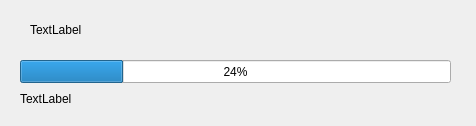
WizTeam/WizQTClient, file src/ui/wizProgressDialog.ui: the form before one commit.
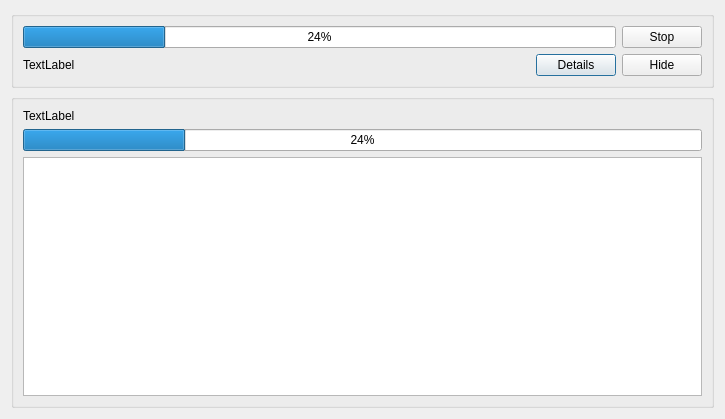
The form after the commit.

What changed in the file:
```diff
--- a/src/ui/wizProgressDialog.ui
+++ b/src/ui/wizProgressDialog.ui
@@ -6,8 +6,8 @@
    <rect>
     <x>0</x>
     <y>0</y>
-    <width>476</width>
-    <height>126</height>
+    <width>725</width>
+    <height>419</height>
    </rect>
   </property>
   <property name="sizePolicy">
@@ -19,45 +19,125 @@
   <property name="windowTitle">
    <string>Processing progress</string>
   </property>
-  <widget class="QProgressBar" name="progressBar">
-   <property name="geometry">
-    <rect>
-     <x>20</x>
-     <y>60</y>
-     <width>431</width>
-     <height>23</height>
-    </rect>
-   </property>
-   <property name="value">
-    <number>24</number>
-   </property>
-  </widget>
-  <widget class="QLabel" name="labelAction">
-   <property name="geometry">
-    <rect>
-     <x>30</x>
-     <y>20</y>
-     <width>401</width>
-     <height>20</height>
-    </rect>
-   </property>
-   <property name="text">
-    <string notr="true">TextLabel</string>
-   </property>
-  </widget>
-  <widget class="QLabel" name="labelNotify">
-   <property name="geometry">
-    <rect>
-     <x>20</x>
-     <y>90</y>
-     <width>431</width>
-     <height>17</height>
-    </rect>
-   </property>
-   <property name="text">
-    <string notr="true">TextLabel</string>
-   </property>
-  </widget>
+  <layout class="QVBoxLayout" name="verticalLayout_6">
+   <item>
+    <widget class="QGroupBox" name="groupBox">
+     <property name="title">
+      <string/>
+     </property>
+     <layout class="QVBoxLayout" name="verticalLayout_4">
+      <item>
+       <layout class="QHBoxLayout" name="horizontalLayout_2">
+        <item>
+         <layout class="QVBoxLayout" name="verticalLayout">
+          <item>
+           <widget class="QProgressBar" name="progressBar">
+            <property name="value">
+             <number>24</number>
+            </property>
+           </widget>
+          </item>
+          <item>
+           <layout class="QHBoxLayout" name="horizontalLayout">
+            <item>
+             <widget class="QLabel" name="labelAction">
+              <property name="text">
+               <string>TextLabel</string>
+              </property>
+             </widget>
+            </item>
+            <item>
+             <spacer name="horizontalSpacer">
+              <property name="orientation">
+               <enum>Qt::Horizontal</enum>
+              </property>
+              <property name="sizeHint" stdset="0">
+               <size>
+                <width>40</width>
+                <height>20</height>
+               </size>
+              </property>
+             </spacer>
+            </item>
+            <item>
+             <widget class="QPushButton" name="pushButton_3">
+              <property name="text">
+               <string>Details</string>
+              </property>
+             </widget>
+            </item>
+           </layout>
+          </item>
+         </layout>
+        </item>
+        <item>
+         <layout class="QVBoxLayout" name="verticalLayout_2">
+          <item>
+           <widget class="QPushButton" name="pushButton">
+            <property name="text">
+             <string>Stop</string>
+            </property>
+           </widget>
+          </item>
+          <item>
+           <widget class="QPushButton" name="pushButton_2">
+            <property name="text">
+             <string>Hide</string>
+            </property>
+           </widget>
+          </item>
+         </layout>
+        </item>
+       </layout>
+      </item>
+     </layout>
+    </widget>
+   </item>
+   <item>
+    <widget class="QGroupBox" name="groupBox_2">
+     <property name="title">
+      <string/>
+     </property>
+     <layout class="QVBoxLayout" name="verticalLayout_5">
+      <item>
+       <widget class="QWidget" name="widget" native="true">
+        <layout class="QVBoxLayout" name="verticalLayout_3">
+         <property name="leftMargin">
+          <number>0</number>
+         </property>
+         <property name="topMargin">
+          <number>0</number>
+         </property>
+         <property name="rightMargin">
+          <number>0</number>
+         </property>
+         <property name="bottomMargin">
+          <number>0</number>
+         </property>
+         <item>
+          <widget class="QLabel" name="labelDetails">
+           <property name="text">
+            <string>TextLabel</string>
+           </property>
+          </widget>
+         </item>
+         <item>
+          <widget class="QProgressBar" name="detailsProgress">
+           <property name="value">
+            <number>24</number>
+           </property>
+          </widget>
+         </item>
+         <item>
+          <widget class="QTextBrowser" name="textBrowser"/>
+         </item>
+        </layout>
+       </widget>
+      </item>
+     </layout>
+    </widget>
+   </item>
+  </layout>
  </widget>
  <resources/>
  <connections/>
```
